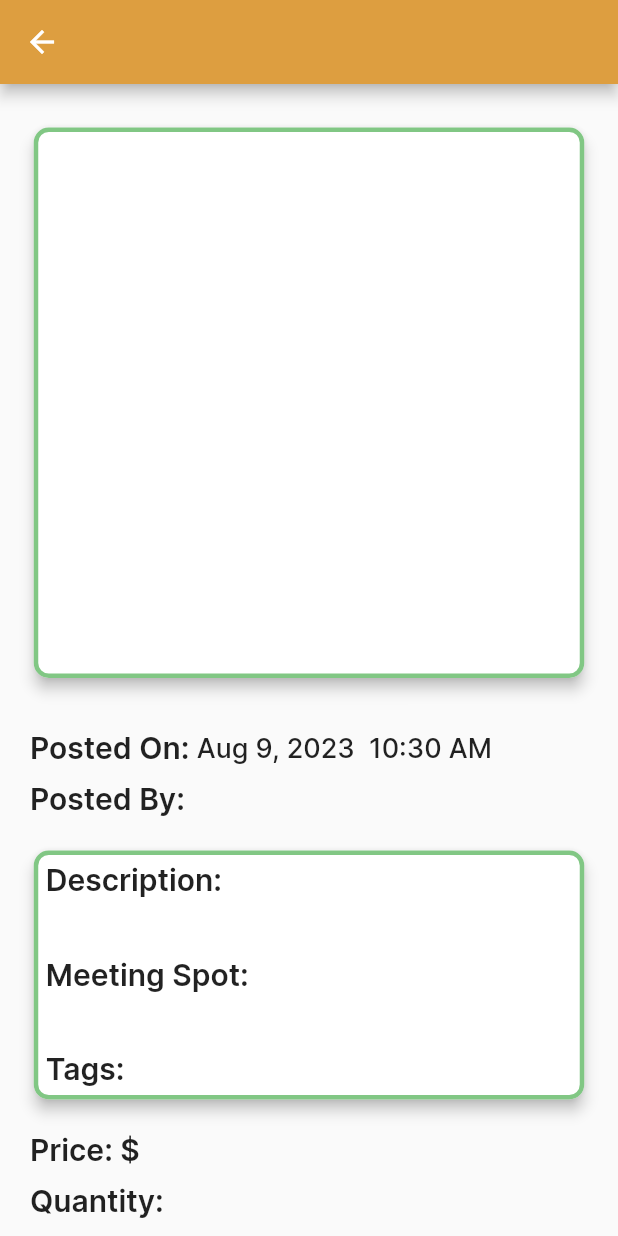
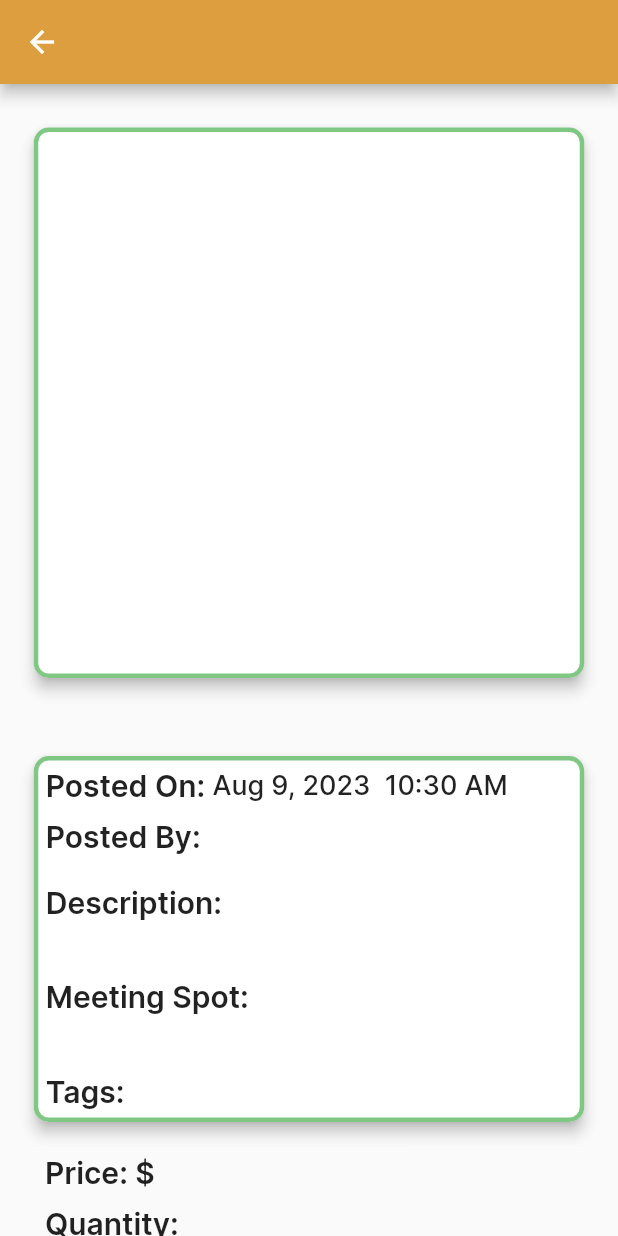
Before and after one commit to juliusya45/ZotSellApp, a Flutter app: the PreviewListingScreen screen opened directly with empty values, on a phone screen of 412 x 824 dp. Run offline on Flutter 3.47's test engine with Material 2 defaults, Android fonts, the light colour scheme and no system bars; drawn by our look-alikes of smooth_page_indicator; our stand-ins replace cached_network_image, chips_choice, cloud_firestore, firebase_auth, firebase_core, firebase_storage and 4 more; missing offline and left inert: flutter_chip_tags, profanity_filter; accounts and stored records are empty.

Commit message:
UI changes to listing

```diff
--- a/lib/screens/listing/add_listing.dart
+++ b/lib/screens/listing/add_listing.dart
@@ -4,6 +4,7 @@ import 'package:cloud_firestore/cloud_firestore.dart';
 import 'package:flutter/material.dart';
 import 'package:flutter_chip_tags/flutter_chip_tags.dart';
 import 'package:image_picker/image_picker.dart';
+import 'package:intl/intl.dart';
 import 'package:zot_sell/classes/app_listings.dart';
 import 'package:zot_sell/classes/zotuser.dart';
 import 'package:zot_sell/screens/listing/preview_listing_screen.dart';
@@ -505,6 +506,8 @@ void myAlert() {
                       checkThenAdd(tag);
                     }
                     if (areFieldsNotEmpty()) {
+                      var f = NumberFormat("###.00", "en_US");
+                    var money = f.format(double.parse(_itemPriceController.text));
                       var newListing = AppListings(
                         docId: '',
                         time: Timestamp.now(),
@@ -513,7 +516,7 @@ void myAlert() {
                         tags: finalTagList,
                         itemTitle: _itemTitleController.text,
                         meetingSpot: 'meetingSpot',
-                        price: _itemPriceController.text,
+                        price: money,
                         quantity: _itemQuantityController.text,
                         user: user.uid);
                         Navigator.push(
--- a/lib/screens/listing/preview_listing_screen.dart
+++ b/lib/screens/listing/preview_listing_screen.dart
@@ -28,7 +28,7 @@ class _PreviewListingScreenState extends State<PreviewListingScreen> {
 
   final db = FirebaseFirestore.instance;
 
-  final pageController = PageController(viewportFraction: 0.8, keepPage: true, );
+  final pageController = PageController(viewportFraction: 1, keepPage: true, );
   //these valuenotifiers allow the scren to listen to these variables so the
   //listing btn can be replaced with the loading indicator
   ValueNotifier<bool> showLoading = ValueNotifier(false);
@@ -158,8 +158,17 @@ class _PreviewListingScreenState extends State<PreviewListingScreen> {
                     sendHomeTime = Timer.periodic(const Duration(seconds: 2), (timer) => sendToHome());
 
                   },
-                  style: const ButtonStyle(elevation: MaterialStatePropertyAll(5)),
-                  child: const Text('List Item!'),
+                  style: ElevatedButton.styleFrom(
+                    minimumSize: Size(90, 50),
+                    elevation: 5,
+                  ),
+                  child: const Text(
+                    'List Item!',
+                    style: TextStyle(
+                      fontSize: 20,
+                      fontWeight: FontWeight.bold
+                    ),
+                    ),
                 );
     }
 
@@ -220,44 +229,7 @@ class _PreviewListingScreenState extends State<PreviewListingScreen> {
                             activeDotColor: const Color.fromARGB(255, 221, 158, 64)
                           ),
                         ),
-            const SizedBox(height: 15),
-            Container(
-              alignment: Alignment.centerLeft,
-              child: Padding(
-                padding: const EdgeInsets.symmetric(horizontal: 20),
-                child: Row(
-                  children: [
-                    const Text(
-                      'Posted On: ',
-                      style: TextStyle(fontWeight: FontWeight.bold, fontSize: 20),
-                    ),
-                    //Turns the timestamp object stored in Firebase into a readable date and time
-                    Text(DateFormat("MMM d, y  h:mm a").format(listingItem.time.toDate()),
-                        style: const TextStyle(fontWeight: FontWeight.w500, fontSize: 18))
-                  ],
-                ),
-              ),
-            ),
-            const SizedBox(
-              height: 10,
-            ),
-            Container(
-              alignment: Alignment.centerLeft,
-              child: Padding(
-                padding: const EdgeInsets.symmetric(horizontal: 20),
-                child: Row(
-                  children: [
-                    const Text(
-                      'Posted By: ',
-                      style: TextStyle(fontWeight: FontWeight.bold, fontSize: 20),
-                    ),
-                    Text(zotuser.username,
-                        style: const TextStyle(fontWeight: FontWeight.w500, fontSize: 18))
-                  ],
-                ),
-              ),
-            ),
-            const SizedBox(height: 10),
+            const SizedBox(height: 20),
             Center(
               child: Padding(
                 padding: const EdgeInsets.all(8.0),
@@ -273,6 +245,29 @@ class _PreviewListingScreenState extends State<PreviewListingScreen> {
                           child: Column(
                             crossAxisAlignment: CrossAxisAlignment.start,
                             children: [
+                              Row(
+                                children: [
+                                  const Text(
+                                    'Posted On: ',
+                                    style: TextStyle(fontWeight: FontWeight.bold, fontSize: 20),
+                                  ),
+                                  //Turns the timestamp object stored in Firebase into a readable date and time
+                                  Text(DateFormat("MMM d, y  h:mm a").format(listingItem.time.toDate()),
+                                      style: const TextStyle(fontWeight: FontWeight.w500, fontSize: 18))
+                                ],
+                              ),
+                              SizedBox(height: 10,),
+                              Row(
+                                children: [
+                                  const Text(
+                                    'Posted By: ',
+                                    style: TextStyle(fontWeight: FontWeight.bold, fontSize: 20),
+                                  ),
+                                  Text(zotuser.username,
+                                      style: const TextStyle(fontWeight: FontWeight.w500, fontSize: 18))
+                                ],
+                              ),
+                              const SizedBox(height: 20),
                               const Text('Description:',
                                   style: TextStyle(
                                       fontWeight: FontWeight.bold, fontSize: 20)),
@@ -311,7 +306,7 @@ class _PreviewListingScreenState extends State<PreviewListingScreen> {
             const SizedBox(height: 10),
             //TODO: add price and quantity underneath the description
             Padding(
-              padding: const EdgeInsets.symmetric(horizontal: 20.0),
+              padding: const EdgeInsets.symmetric(horizontal: 30.0),
               child: Row(
                 children: [
                   const Text(
@@ -327,7 +322,7 @@ class _PreviewListingScreenState extends State<PreviewListingScreen> {
             ),
             const SizedBox(height: 10),
             Padding(
-              padding: const EdgeInsets.symmetric(horizontal: 20.0),
+              padding: const EdgeInsets.symmetric(horizontal: 30.0),
               child: Row(
                 children: [
                   const Text(
```
Also changed, not shown: lib/screens/listing/listing_screen.dart (+25 -36 lines).
